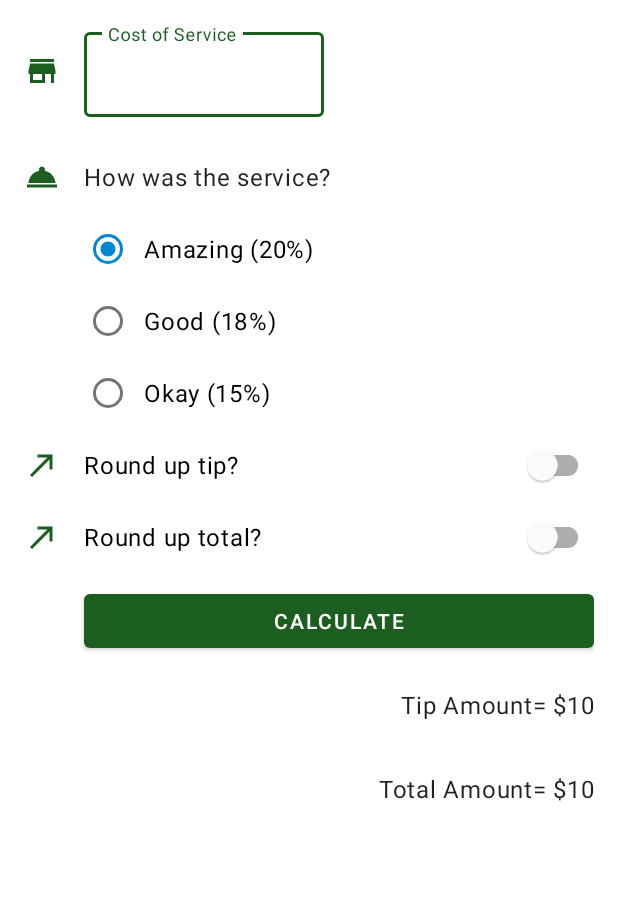
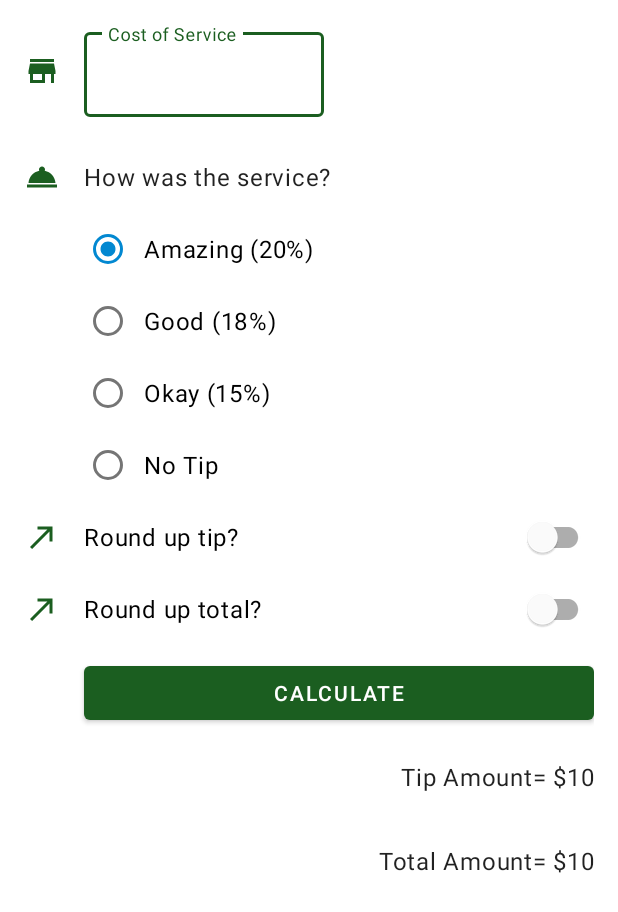
Before and after one commit to doncapuano/Tip_Time, an Android app: the layout activity_main.xml on its own in the app's theme, with its tools: preview values and no code run, on a phone screen of 412 x 824 dp. Shown: the top 912 px of the screen. Run offline under Robolectric (Android 15) with nearby library versions, the phone set to English and light mode, and no system bars.

Commit message:
Added No Tip radio button option

```diff
--- a/app/src/main/java/com/example/tiptime/MainActivity.kt
+++ b/app/src/main/java/com/example/tiptime/MainActivity.kt
@@ -29,7 +29,8 @@ class MainActivity : AppCompatActivity() {
         val tipPercentage = when (binding.tipOptions.checkedRadioButtonId) {
             R.id.option_twenty_percent -> 0.20
             R.id.option_eighteen_percent -> 0.18
-            else -> 0.15
+            R.id.option_fifteen_percent -> 0.15
+            else -> 0.0
         }
 
         var tip = tipPercentage * cost
--- a/app/src/main/res/layout/activity_main.xml
+++ b/app/src/main/res/layout/activity_main.xml
@@ -85,6 +85,12 @@
                 android:layout_height="wrap_content"
                 android:text="@string/okay_service" />
 
+            <RadioButton
+                android:id="@+id/option_no_tip"
+                android:layout_width="wrap_content"
+                android:layout_height="wrap_content"
+                android:text="@string/no_tip" />
+
         </RadioGroup>
 
         <ImageView
--- a/app/src/main/res/values/strings.xml
+++ b/app/src/main/res/values/strings.xml
@@ -10,5 +10,6 @@
     <string name="tip_amount">Tip Amount: %s</string>
     <string name="total_amount">Total Amount: %s</string>
     <string name="round_up_total">Round up total?</string>
+    <string name="no_tip">No Tip</string>
 
 </resources>
```
